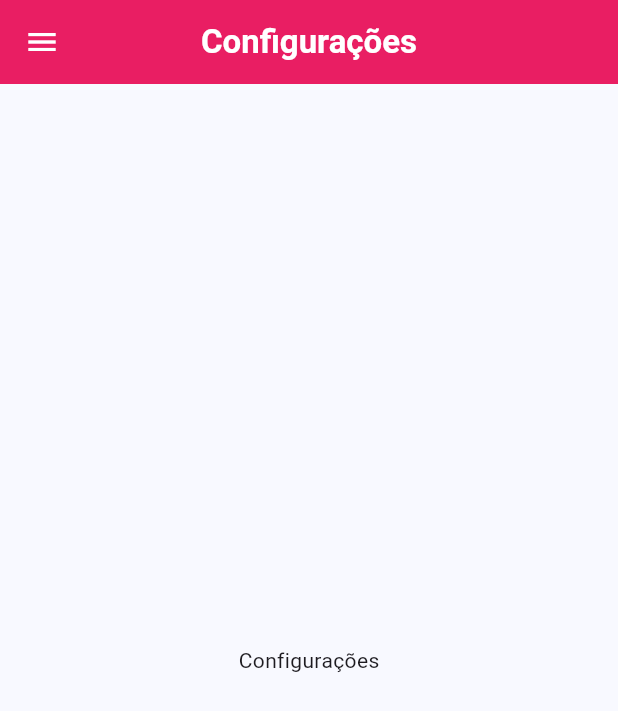
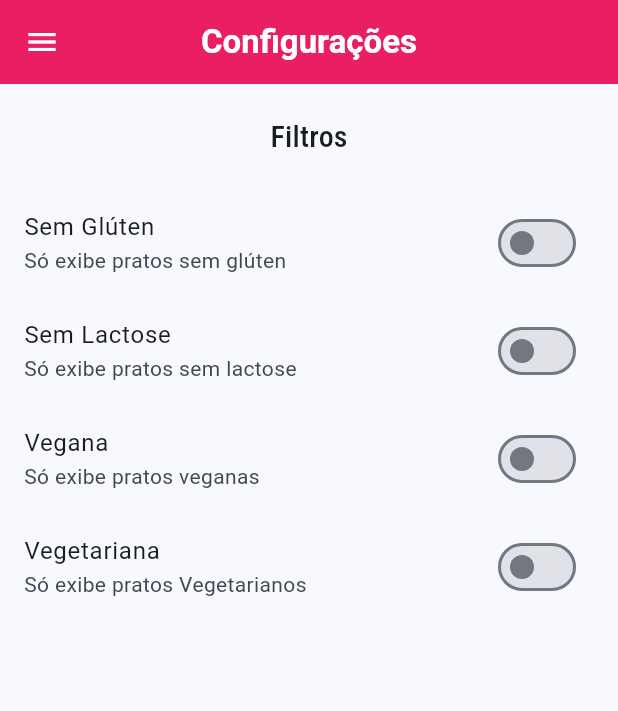
Before and after one commit to And5reas/comida, a Flutter app: the SettingsScreen screen opened by its route, on a phone screen of 412 x 824 dp. Shown: the top 711 px of the screen. Run offline on Flutter 3.47's test engine with Material 3 defaults, Android fonts, the light colour scheme and no system bars.

Commit message:
Created setting model

```diff
--- /dev/null
+++ b/lib/models/settings.dart
@@ -0,0 +1,13 @@
+class Settings {
+  bool isGlutenFree;
+  bool isLactoseFree;
+  bool isVegan;
+  bool isVegetarian;
+
+  Settings({
+    this.isGlutenFree = false,
+    this.isLactoseFree = false,
+    this.isVegan = false,
+    this.isVegetarian = false,
+  });
+}
--- a/lib/screens/settings_screen.dart
+++ b/lib/screens/settings_screen.dart
@@ -1,8 +1,30 @@
+import 'package:comida/models/settings.dart';
 import 'package:flutter/material.dart';
 import 'package:comida/components/main_drawer.dart';
 
-class SettingsScreen extends StatelessWidget {
+class SettingsScreen extends StatefulWidget {
   const SettingsScreen({super.key});
+
+  @override
+  State<SettingsScreen> createState() => _SettingsScreenState();
+}
+
+class _SettingsScreenState extends State<SettingsScreen> {
+  var settings = Settings();
+
+  Widget _createSwitch(
+    String title,
+    String subtitle,
+    bool value,
+    Function(bool) onChanged,
+  ) {
+    return SwitchListTile.adaptive(
+      title: Text(title),
+      subtitle: Text(subtitle),
+      value: value,
+      onChanged: onChanged,
+    );
+  }
 
   @override
   Widget build(BuildContext context) {
@@ -17,9 +39,50 @@ class SettingsScreen extends StatelessWidget {
           ),
         ),
         drawer: MainDrawer(),
-      body: Center(
-        child: Text('Configurações'),
+        body: Column(
+          children: [
+            Container(
+              padding: const EdgeInsets.all(20),
+              child: Text(
+                'Filtros',
+                style: Theme.of(context).textTheme.titleMedium,
               ),
-    );
+            ),
+            Expanded(
+              child: ListView(
+                children: [
+                  _createSwitch(
+                      'Sem Glúten',
+                      'Só exibe pratos sem glúten',
+                      settings.isGlutenFree,
+                      (value) => setState(() {
+                            settings.isGlutenFree = value;
+                          })),
+                  _createSwitch(
+                      'Sem Lactose',
+                      'Só exibe pratos sem lactose',
+                      settings.isLactoseFree,
+                      (value) => setState(() {
+                            settings.isLactoseFree = value;
+                          })),
+                  _createSwitch(
+                      'Vegana',
+                      'Só exibe pratos veganas',
+                      settings.isVegan,
+                      (value) => setState(() {
+                            settings.isVegan = value;
+                          })),
+                  _createSwitch(
+                      'Vegetariana',
+                      'Só exibe pratos Vegetarianos',
+                      settings.isVegetarian,
+                      (value) => setState(() {
+                            settings.isVegetarian = value;
+                          })),
+                ],
+              ),
+            )
+          ],
+        ));
   }
 }
```
Lines whose indentation alone changed are shown as unchanged.
